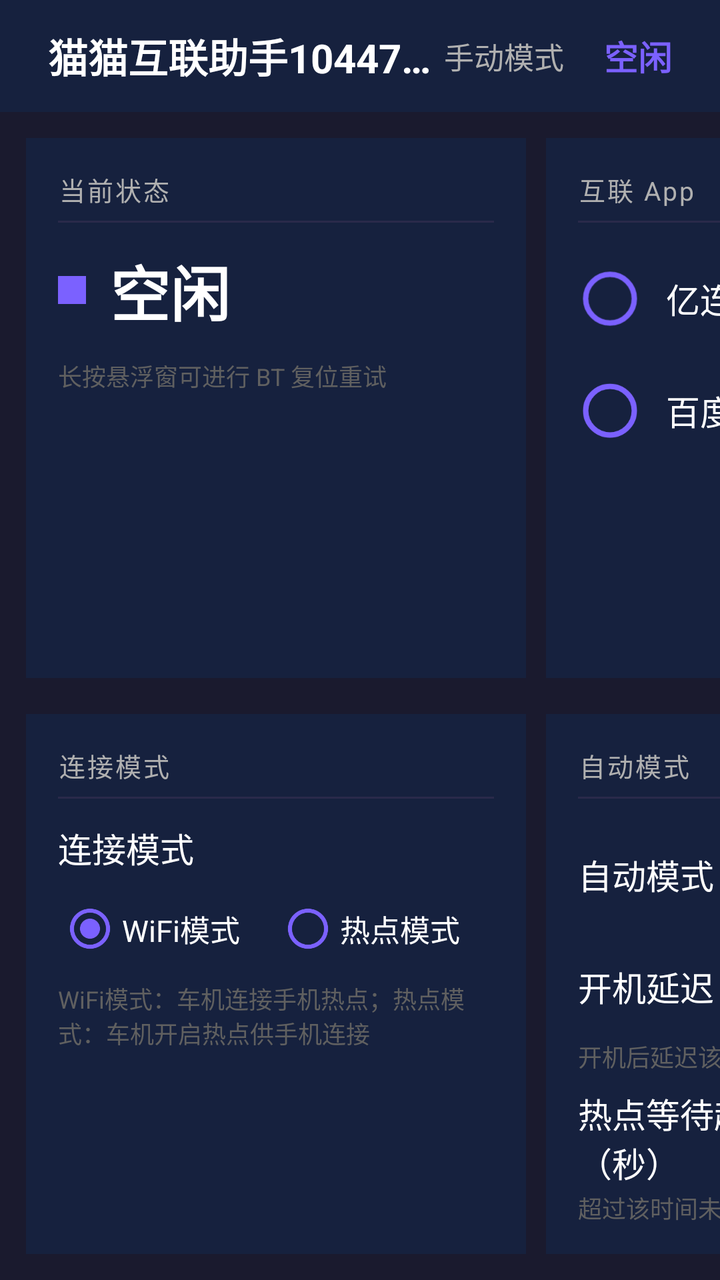
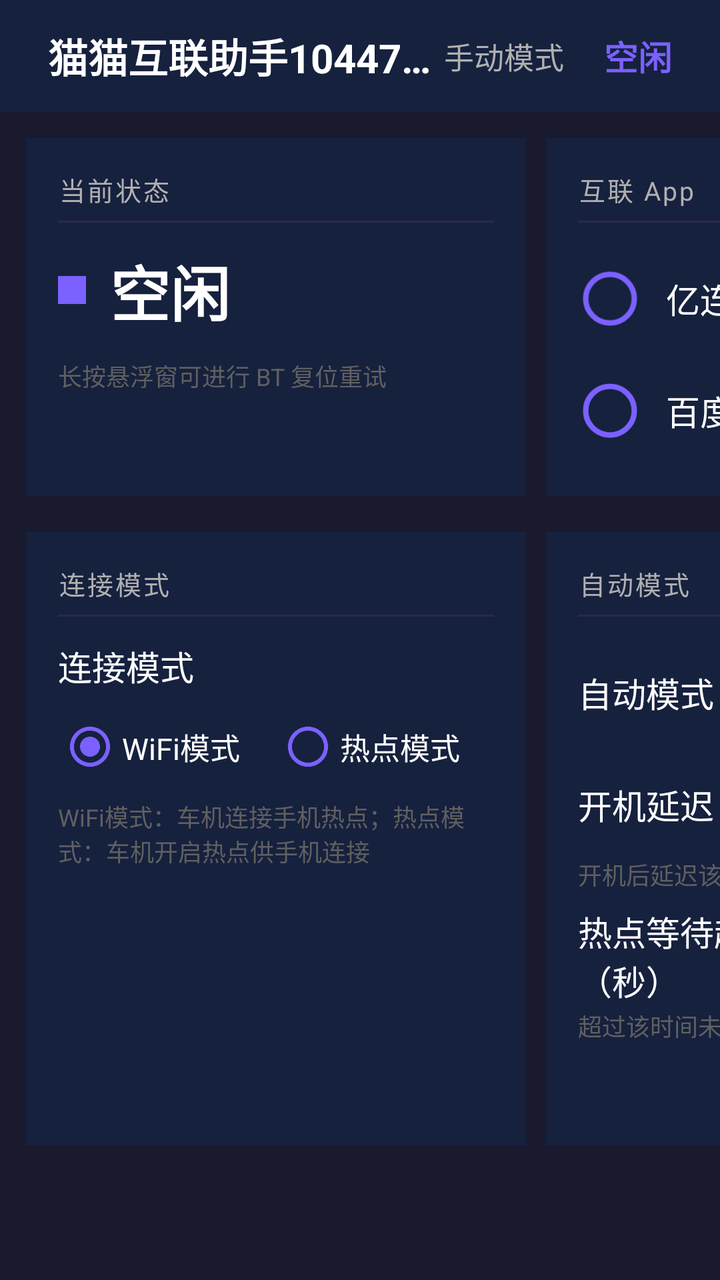

The first picture is an Android layout as it rendered before a commit; the second is the same layout after the commit. The layout source and the unified diff follow.
<!-- AndroidManifest.xml: application theme AppTheme -->
<!-- res/layout/activity_main.xml -->
<?xml version="1.0" encoding="utf-8"?>
<LinearLayout
    xmlns:android="http://schemas.android.com/apk/res/android"
    android:layout_width="match_parent"
    android:layout_height="match_parent"
    android:orientation="vertical"
    android:background="@color/bg_primary"
    android:fitsSystemWindows="true">

    
    <LinearLayout
        android:layout_width="match_parent"
        android:layout_height="wrap_content"
        android:orientation="horizontal"
        android:gravity="center_vertical"
        android:paddingStart="@dimen/topbar_padding_h"
        android:paddingEnd="@dimen/topbar_padding_h"
        android:paddingTop="8dp"
        android:paddingBottom="8dp"
        android:minHeight="@dimen/topbar_height"
        android:background="@color/bg_card">

        <TextView
            android:layout_width="0dp"
            android:layout_height="wrap_content"
            android:layout_weight="1"
            android:text="@string/app_name"
            android:textColor="@color/text_primary"
            android:textSize="@dimen/topbar_title_size"
            android:textStyle="bold"
            android:maxLines="1"
            android:ellipsize="end" />

        <TextView
            android:id="@+id/tvTopMode"
            android:layout_width="wrap_content"
            android:layout_height="wrap_content"
            android:text="@string/mode_manual"
            android:textColor="@color/text_secondary"
            android:textSize="@dimen/topbar_mode_size"
            android:layout_marginEnd="20dp"
            android:maxLines="1" />

        <TextView
            android:id="@+id/tvTopState"
            android:layout_width="wrap_content"
            android:layout_height="wrap_content"
            android:text="@string/state_idle"
            android:textColor="@color/state_idle"
            android:textSize="@dimen/topbar_state_size"
            android:textStyle="bold"
            android:maxLines="1" />

    </LinearLayout>

    
    <HorizontalScrollView
        android:layout_width="match_parent"
        android:layout_height="0dp"
        android:layout_weight="1"
        android:fillViewport="true"
        android:scrollbars="none">

        <LinearLayout
            android:layout_width="wrap_content"
            android:layout_height="match_parent"
            android:orientation="vertical"
            android:padding="@dimen/content_padding">

            
            <LinearLayout
                android:layout_width="wrap_content"
                android:layout_height="0dp"
                android:layout_weight="1"
                android:orientation="horizontal">

                
                <LinearLayout
                    android:layout_width="@dimen/card_width_normal"
                    android:layout_height="match_parent"
                    android:orientation="vertical"
                    android:background="@color/bg_card"
                    android:padding="@dimen/card_padding"
                    android:layout_margin="@dimen/card_margin">

                    <TextView
                        android:layout_width="wrap_content"
                        android:layout_height="wrap_content"
                        android:text="@string/section_status"
                        android:textColor="@color/text_secondary"
                        android:textSize="@dimen/text_section_title"
                        android:letterSpacing="0.08" />

                    <View
                        android:layout_width="match_parent"
                        android:layout_height="@dimen/divider_height"
                        android:background="@color/divider"
                        android:layout_marginTop="@dimen/section_divider_margin_top"
                        android:layout_marginBottom="@dimen/section_divider_margin_bottom" />

                    <LinearLayout
                        android:layout_width="match_parent"
                        android:layout_height="wrap_content"
                        android:orientation="horizontal"
                        android:gravity="center_vertical">

                        <View
                            android:id="@+id/vStatusDot"
                            android:layout_width="@dimen/status_dot_size"
                            android:layout_height="@dimen/status_dot_size"
                            android:background="@color/state_idle" />

                        <TextView
                            android:id="@+id/tvStateName"
                            android:layout_width="wrap_content"
                            android:layout_height="wrap_content"
                            android:text="@string/state_idle"
                            android:textColor="@color/text_primary"
                            android:textSize="@dimen/text_state_big"
                            android:textStyle="bold"
                            android:layout_marginStart="12dp" />

                    </LinearLayout>

                    <TextView
                        android:id="@+id/tvStatusHint"
                        android:layout_width="match_parent"
                        android:layout_height="wrap_content"
                        android:text="@string/msg_tip_longpress"
                        android:textColor="@color/text_hint"
                        android:textSize="@dimen/text_hint"
                        android:layout_marginTop="12dp" />

                </LinearLayout>

                
                <LinearLayout
                    android:layout_width="@dimen/card_width_normal"
                    android:layout_height="match_parent"
                    android:orientation="vertical"
                    android:background="@color/bg_card"
                    android:padding="@dimen/card_padding"
                    android:layout_margin="@dimen/card_margin">

                    <TextView
                        android:layout_width="wrap_content"
                        android:layout_height="wrap_content"
                        android:text="@string/section_app"
                        android:textColor="@color/text_secondary"
                        android:textSize="@dimen/text_section_title"
                        android:letterSpacing="0.08" />

                    <View
                        android:layout_width="match_parent"
                        android:layout_height="@dimen/divider_height"
                        android:background="@color/divider"
                        android:layout_marginTop="@dimen/section_divider_margin_top"
                        android:layout_marginBottom="@dimen/section_divider_margin_bottom" />

                    <TextView
                        android:id="@+id/tvNoAppWarning"
                        android:layout_width="match_parent"
                        android:layout_height="wrap_content"
                        android:text="@string/msg_no_app"
                        android:textColor="@color/text_warning"
                        android:textSize="15sp"
                        android:visibility="gone" />

                    <LinearLayout
                        android:id="@+id/rowYilian"
                        android:layout_width="match_parent"
                        android:layout_height="@dimen/row_height"
                        android:orientation="horizontal"
                        android:gravity="center_vertical">

                        <RadioButton
                            android:id="@+id/rbYilian"
                            android:layout_width="wrap_content"
                            android:layout_height="wrap_content"
                            android:buttonTint="@color/color_primary"
                            android:scaleX="1.35"
                            android:scaleY="1.35" />

                        <TextView
                            android:id="@+id/tvYilianLabel"
                            android:layout_width="0dp"
                            android:layout_height="wrap_content"
                            android:layout_weight="1"
                            android:text="@string/app_label_yilian"
                            android:textColor="@color/text_primary"
                            android:textSize="@dimen/text_label"
                            android:layout_marginStart="12dp" />

                        <TextView
                            android:id="@+id/tvYilianInstalled"
                            android:layout_width="wrap_content"
                            android:layout_height="wrap_content"
                            android:textSize="@dimen/text_label"
                            android:textColor="@color/text_hint" />

                    </LinearLayout>

                    <LinearLayout
                        android:id="@+id/rowBaidu"
                        android:layout_width="match_parent"
                        android:layout_height="@dimen/row_height"
                        android:orientation="horizontal"
                        android:gravity="center_vertical"
                        android:layout_marginTop="@dimen/item_margin_top">

                        <RadioButton
                            android:id="@+id/rbBaidu"
                            android:layout_width="wrap_content"
                            android:layout_height="wrap_content"
                            android:buttonTint="@color/color_primary"
                            android:scaleX="1.35"
                            android:scaleY="1.35" />

                        <TextView
                            android:id="@+id/tvBaiduLabel"
                            android:layout_width="0dp"
                            android:layout_height="wrap_content"
                            android:layout_weight="1"
                            android:text="@string/app_label_baidu"
                            android:textColor="@color/text_primary"
                            android:textSize="@dimen/text_label"
                            android:layout_marginStart="12dp" />

                        <TextView
                            android:id="@+id/tvBaiduInstalled"
                            android:layout_width="wrap_content"
                            android:layout_height="wrap_content"
                            android:textSize="@dimen/text_label"
                            android:textColor="@color/text_hint" />

                    </LinearLayout>

                </LinearLayout>

                
                <LinearLayout
                    android:layout_width="@dimen/card_width_normal"
                    android:layout_height="match_parent"
                    android:orientation="vertical"
                    android:background="@color/bg_card"
                    android:padding="@dimen/card_padding"
                    android:layout_margin="@dimen/card_margin">

                    <TextView
                        android:layout_width="wrap_content"
                        android:layout_height="wrap_content"
                        android:text="@string/section_hotspot"
                        android:textColor="@color/text_secondary"
                        android:textSize="@dimen/text_section_title"
                        android:letterSpacing="0.08" />

                    <View
                        android:layout_width="match_parent"
                        android:layout_height="@dimen/divider_height"
                        android:background="@color/divider"
                        android:layout_marginTop="@dimen/section_divider_margin_top"
                        android:layout_marginBottom="@dimen/section_divider_margin_bottom" />

                    <TextView
                        android:layout_width="wrap_content"
                        android:layout_height="wrap_content"
                        android:text="@string/label_ssid"
                        android:textColor="@color/text_primary"
                        android:textSize="@dimen/text_label" />

                    <LinearLayout
                        android:layout_width="match_parent"
                        android:layout_height="wrap_content"
                        android:orientation="horizontal"
                        android:layout_marginTop="10dp">

                        <EditText
                            android:id="@+id/etSsid"
                            android:layout_width="0dp"
                            android:layout_height="@dimen/input_height"
                            android:layout_weight="1"
                            android:background="@color/bg_input"
                            android:textColor="@color/text_primary"
                            android:textColorHint="@color/text_hint"
                            android:hint="@string/msg_ssid_hint"
                            android:textSize="@dimen/text_input"
                            android:paddingStart="@dimen/input_padding_h"
                            android:paddingEnd="@dimen/input_padding_h"
                            android:singleLine="true"
                            android:inputType="text" />

                        <Button
                            android:id="@+id/btnSsidPick"
                            android:layout_width="56dp"
                            android:layout_height="@dimen/input_height"
                            android:text="&#9660;"
                            android:textColor="@color/text_primary"
                            android:textSize="@dimen/text_input"
                            android:background="@color/bg_card_highlight"
                            android:padding="0dp"
                            android:layout_marginStart="6dp" />

                    </LinearLayout>

                    <TextView
                        android:layout_width="wrap_content"
                        android:layout_height="wrap_content"
                        android:text="@string/desc_ssid"
                        android:textColor="@color/text_hint"
                        android:textSize="@dimen/text_hint"
                        android:layout_marginTop="8dp" />

                </LinearLayout>

            </LinearLayout>

            
            <View
                android:layout_width="match_parent"
                android:layout_height="@dimen/row_gap" />

            
            <LinearLayout
                android:layout_width="wrap_content"
                android:layout_height="0dp"
                android:layout_weight="1"
                android:orientation="horizontal">

                
                <LinearLayout
                    android:layout_width="@dimen/card_width_normal"
                    android:layout_height="match_parent"
                    android:orientation="vertical"
                    android:background="@color/bg_card"
                    android:padding="@dimen/card_padding"
                    android:layout_margin="@dimen/card_margin">

                    <TextView
                        android:layout_width="wrap_content"
                        android:layout_height="wrap_content"
                        android:text="@string/section_connect_mode"
                        android:textColor="@color/text_secondary"
                        android:textSize="@dimen/text_section_title"
                        android:letterSpacing="0.08" />

                    <View
                        android:layout_width="match_parent"
                        android:layout_height="@dimen/divider_height"
                        android:background="@color/divider"
                        android:layout_marginTop="@dimen/section_divider_margin_top"
                        android:layout_marginBottom="@dimen/section_divider_margin_bottom" />

                    <TextView
                        android:layout_width="wrap_content"
                        android:layout_height="wrap_content"
                        android:text="@string/label_connect_mode"
                        android:textColor="@color/text_primary"
                        android:textSize="@dimen/text_label" />

                    <RadioGroup
                        android:id="@+id/rgConnectMode"
                        android:layout_width="match_parent"
                        android:layout_height="wrap_content"
                        android:orientation="horizontal"
                        android:layout_marginTop="12dp">

                        <RadioButton
                            android:id="@+id/rbWifiMode"
                            android:layout_width="0dp"
                            android:layout_height="wrap_content"
                            android:layout_weight="1"
                            android:text="@string/mode_wifi"
                            android:textColor="@color/text_primary"
                            android:textSize="15sp"
                            android:buttonTint="@color/color_primary"
                            android:checked="true" />

                        <RadioButton
                            android:id="@+id/rbHotspotMode"
                            android:layout_width="0dp"
                            android:layout_height="wrap_content"
                            android:layout_weight="1"
                            android:text="@string/mode_hotspot"
                            android:textColor="@color/text_primary"
                            android:textSize="15sp"
                            android:buttonTint="@color/color_primary" />

                    </RadioGroup>

                    <TextView
                        android:layout_width="wrap_content"
                        android:layout_height="wrap_content"
                        android:text="@string/desc_connect_mode"
                        android:textColor="@color/text_hint"
                        android:textSize="@dimen/text_hint"
                        android:layout_marginTop="10dp" />

                </LinearLayout>

                
                <LinearLayout
                    android:layout_width="@dimen/card_width_normal"
                    android:layout_height="match_parent"
                    android:orientation="vertical"
                    android:background="@color/bg_card"
                    android:padding="@dimen/card_padding"
                    android:layout_margin="@dimen/card_margin">

                    <TextView
                        android:layout_width="wrap_content"
                        android:layout_height="wrap_content"
                        android:text="@string/section_auto"
                        android:textColor="@color/text_secondary"
                        android:textSize="@dimen/text_section_title"
                        android:letterSpacing="0.08" />

                    <View
                        android:layout_width="match_parent"
                        android:layout_height="@dimen/divider_height"
                        android:background="@color/divider"
                        android:layout_marginTop="@dimen/section_divider_margin_top"
                        android:layout_marginBottom="@dimen/section_divider_margin_bottom" />

                    
                    <LinearLayout
                        android:layout_width="match_parent"
                        android:layout_height="@dimen/row_height"
                        android:orientation="horizontal"
                        android:gravity="center_vertical">

                        <TextView
                            android:layout_width="0dp"
                            android:layout_height="wrap_content"
                            android:layout_weight="1"
                            android:text="@string/label_auto_mode"
                            android:textColor="@color/text_primary"
                            android:textSize="@dimen/text_label" />

                        <Switch
                            android:id="@+id/switchAutoMode"
                            android:layout_width="wrap_content"
                            android:layout_height="wrap_content"
                            android:scaleX="1.25"
                            android:scaleY="1.25" />

                    </LinearLayout>

                    
                    <LinearLayout
                        android:layout_width="match_parent"
                        android:layout_height="@dimen/row_height"
                        android:orientation="horizontal"
                        android:gravity="center_vertical"
                        android:layout_marginTop="@dimen/item_margin_top">

                        <TextView
                            android:layout_width="0dp"
                            android:layout_height="wrap_content"
                            android:layout_weight="1"
                            android:text="@string/label_boot_delay"
                            android:textColor="@color/text_primary"
                            android:textSize="@dimen/text_label" />

                        <EditText
                            android:id="@+id/etBootDelay"
                            android:layout_width="@dimen/input_width_small"
                            android:layout_height="44dp"
                            android:background="@color/bg_input"
                            android:textColor="@color/text_primary"
                            android:textSize="@dimen/text_input"
                            android:gravity="center"
                            android:inputType="number"
                            android:singleLine="true" />

                    </LinearLayout>

                    <TextView
                        android:layout_width="wrap_content"
                        android:layout_height="wrap_content"
                        android:text="@string/desc_boot_delay"
                        android:textColor="@color/text_hint"
                        android:textSize="@dimen/text_hint"
                        android:layout_marginBottom="@dimen/desc_margin_bottom" />

                    
                    <LinearLayout
                        android:layout_width="match_parent"
                        android:layout_height="@dimen/row_height"
                        android:orientation="horizontal"
                        android:gravity="center_vertical"
                        android:layout_marginTop="@dimen/item_margin_top">

                        <TextView
                            android:layout_width="0dp"
                            android:layout_height="wrap_content"
                            android:layout_weight="1"
                            android:text="@string/label_hotspot_timeout"
                            android:textColor="@color/text_primary"
                            android:textSize="@dimen/text_label" />

                        <EditText
                            android:id="@+id/etHotspotTimeout"
                            android:layout_width="@dimen/input_width_small"
                            android:layout_height="44dp"
                            android:background="@color/bg_input"
                            android:textColor="@color/text_primary"
                            android:textSize="@dimen/text_input"
                            android:gravity="center"
                            android:inputType="number"
                            android:singleLine="true" />

                    </LinearLayout>

                    <TextView
                        android:layout_width="wrap_content"
                        android:layout_height="wrap_content"
                        android:text="@string/desc_hotspot_timeout"
                        android:textColor="@color/text_hint"
                        android:textSize="@dimen/text_hint" />

                </LinearLayout>

                
                <LinearLayout
                    android:layout_width="@dimen/card_width_wide"
                    android:layout_height="match_parent"
                    android:orientation="vertical"
                    android:background="@color/bg_card"
                    android:padding="@dimen/card_padding"
                    android:layout_margin="@dimen/card_margin">

                    <TextView
                        android:layout_width="wrap_content"
                        android:layout_height="wrap_content"
                        android:text="@string/section_advanced"
                        android:textColor="@color/text_secondary"
                        android:textSize="@dimen/text_section_title"
                        android:letterSpacing="0.08" />

                    <View
                        android:layout_width="match_parent"
                        android:layout_height="@dimen/divider_height"
                        android:background="@color/divider"
                        android:layout_marginTop="@dimen/section_divider_margin_top"
                        android:layout_marginBottom="@dimen/section_divider_margin_bottom" />

                    
                    <LinearLayout
                        android:layout_width="match_parent"
                        android:layout_height="@dimen/row_height"
                        android:orientation="horizontal"
                        android:gravity="center_vertical">

                        <TextView
                            android:layout_width="0dp"
                            android:layout_height="wrap_content"
                            android:layout_weight="1"
                            android:text="@string/label_float_enabled"
                            android:textColor="@color/text_primary"
                            android:textSize="@dimen/text_label" />

                        <Switch
                            android:id="@+id/switchFloatEnabled"
                            android:layout_width="wrap_content"
                            android:layout_height="wrap_content"
                            android:scaleX="1.25"
                            android:scaleY="1.25" />

                    </LinearLayout>

                    
                    <LinearLayout
                        android:layout_width="match_parent"
                        android:layout_height="@dimen/row_height"
                        android:orientation="horizontal"
                        android:gravity="center_vertical"
                        android:layout_marginTop="@dimen/item_margin_top">

                        <TextView
                            android:layout_width="0dp"
                            android:layout_height="wrap_content"
                            android:layout_weight="1"
                            android:text="@string/label_float_size"
                            android:textColor="@color/text_primary"
                            android:textSize="@dimen/text_label" />

                        <EditText
                            android:id="@+id/etFloatSize"
                            android:layout_width="@dimen/input_width_small"
                            android:layout_height="44dp"
                            android:background="@color/bg_input"
                            android:textColor="@color/text_primary"
                            android:textSize="@dimen/text_input"
                            android:gravity="center"
                            android:inputType="number"
                            android:singleLine="true" />

                        <TextView
                            android:layout_width="wrap_content"
                            android:layout_height="wrap_content"
                            android:text=" dp"
                            android:textColor="@color/text_secondary"
                            android:textSize="13sp" />

                    </LinearLayout>

                    <TextView
                        android:id="@+id/tvFloatPosition"
                        android:layout_width="match_parent"
                        android:layout_height="wrap_content"
                        android:textColor="@color/text_hint"
                        android:textSize="@dimen/text_hint"
                        android:layout_marginTop="2dp"
                        android:layout_marginBottom="@dimen/desc_margin_bottom" />

                    
                    <LinearLayout
                        android:layout_width="match_parent"
                        android:layout_height="@dimen/row_height"
                        android:orientation="horizontal"
                        android:gravity="center_vertical"
                        android:layout_marginTop="@dimen/item_margin_top">

                        <TextView
                            android:layout_width="0dp"
                            android:layout_height="wrap_content"
                            android:layout_weight="1"
                            android:text="@string/label_boot_start"
                            android:textColor="@color/text_primary"
                            android:textSize="@dimen/text_label" />

                        <Switch
                            android:id="@+id/switchBootStart"
                            android:layout_width="wrap_content"
                            android:layout_height="wrap_content"
                            android:scaleX="1.25"
                            android:scaleY="1.25" />

                    </LinearLayout>

                    <Button
                        android:id="@+id/btnGrantOverlay"
                        android:layout_width="match_parent"
                        android:layout_height="@dimen/button_height"
                        android:layout_marginTop="10dp"
                        android:text="@string/perm_overlay_title"
                        android:textColor="@color/text_primary"
                        android:textSize="@dimen/text_button"
                        android:background="@color/btn_danger"
                        android:visibility="gone" />

                    <Button
                        android:id="@+id/btnViewDisclaimer"
                        android:layout_width="match_parent"
                        android:layout_height="@dimen/button_height"
                        android:layout_marginTop="8dp"
                        android:text="@string/btn_view_disclaimer"
                        android:textColor="@color/text_secondary"
                        android:textSize="@dimen/text_button"
                        android:background="@color/transparent" />

                </LinearLayout>

            </LinearLayout>

        </LinearLayout>

    </HorizontalScrollView>

</LinearLayout>
<!-- resources referenced by this layout -->
<resources>
  <color name="bg_card">#16213E</color>
  <color name="bg_card_highlight">#0F3460</color>
  <color name="bg_input">#0D0D1A</color>
  <color name="bg_primary">#1A1A2E</color>
  <color name="btn_danger">#EF5350</color>
  <color name="color_primary">#7B61FF</color>
  <color name="divider">#2A2A4A</color>
  <color name="state_idle">#7B61FF</color>
  <color name="text_hint">#606060</color>
  <color name="text_primary">#FFFFFFFF</color>
  <color name="text_secondary">#B0B0B0</color>
  <color name="text_warning">#EF5350</color>
  <color name="transparent">#00000000</color>
  <dimen name="button_height">44dp</dimen>
  <dimen name="card_margin">5dp</dimen>
  <dimen name="card_padding">16dp</dimen>
  <dimen name="card_width_normal">250dp</dimen>
  <dimen name="card_width_wide">270dp</dimen>
  <dimen name="content_padding">8dp</dimen>
  <dimen name="desc_margin_bottom">2dp</dimen>
  <dimen name="divider_height">1dp</dimen>
  <dimen name="input_height">48dp</dimen>
  <dimen name="input_padding_h">10dp</dimen>
  <dimen name="input_width_small">80dp</dimen>
  <dimen name="item_margin_top">4dp</dimen>
  <dimen name="row_gap">8dp</dimen>
  <dimen name="row_height">52dp</dimen>
  <dimen name="section_divider_margin_bottom">12dp</dimen>
  <dimen name="section_divider_margin_top">6dp</dimen>
  <dimen name="status_dot_size">14dp</dimen>
  <dimen name="text_button">14sp</dimen>
  <dimen name="text_hint">12sp</dimen>
  <dimen name="text_input">15sp</dimen>
  <dimen name="text_label">17sp</dimen>
  <dimen name="text_section_title">13sp</dimen>
  <dimen name="text_state_big">30sp</dimen>
  <dimen name="topbar_height">56dp</dimen>
  <dimen name="topbar_mode_size">15sp</dimen>
  <dimen name="topbar_padding_h">24dp</dimen>
  <dimen name="topbar_state_size">17sp</dimen>
  <dimen name="topbar_title_size">20sp</dimen>
  <string name="app_label_baidu">百度 CarLife</string>
  <string name="app_label_yilian">亿连手机互联</string>
  <string name="app_name">猫猫互联助手1044783222群</string>
  <string name="btn_view_disclaimer">查看声明</string>
  <string name="desc_boot_delay">开机后延迟该秒数自动开始互联流程</string>
  <string name="desc_connect_mode">WiFi模式：车机连接手机热点；热点模式：车机开启热点供手机连接</string>
  <string name="desc_hotspot_timeout">超过该时间未连上热点则显示超时</string>
  <string name="desc_ssid">选择已保存或手动输入</string>
  <string name="label_auto_mode">自动模式</string>
  <string name="label_boot_delay">开机延迟（秒）</string>
  <string name="label_boot_start">开机自启</string>
  <string name="label_connect_mode">连接模式</string>
  <string name="label_float_enabled">显示悬浮窗</string>
  <string name="label_float_size">悬浮窗大小</string>
  <string name="label_hotspot_timeout">热点等待超时（秒）</string>
  <string name="label_ssid">目标热点 SSID</string>
  <string name="mode_hotspot">热点模式</string>
  <string name="mode_manual">手动模式</string>
  <string name="mode_wifi">WiFi模式</string>
  <string name="msg_no_app">未检测到互联 App</string>
  <string name="msg_ssid_hint">请输入或选择 SSID</string>
  <string name="msg_tip_longpress">长按悬浮窗可进行 BT 复位重试</string>
  <string name="perm_overlay_title">悬浮窗权限</string>
  <string name="section_advanced">高级</string>
  <string name="section_app">互联 App</string>
  <string name="section_auto">自动模式</string>
  <string name="section_connect_mode">连接模式</string>
  <string name="section_hotspot">热点设置</string>
  <string name="section_status">当前状态</string>
  <string name="state_idle">空闲</string>
  <!-- unchanged entries left out for length: 1 -->
</resources>

<!-- the commit's change to res/layout/activity_main.xml (unified diff, before → after) -->
@@ -61,17 +61,22 @@
         android:fillViewport="true"
         android:scrollbars="none">
 
-        <LinearLayout
+        <ScrollView
             android:layout_width="wrap_content"
             android:layout_height="match_parent"
-            android:orientation="vertical"
-            android:padding="@dimen/content_padding">
+            android:fillViewport="true"
+            android:scrollbars="none">
+
+            <LinearLayout
+                android:layout_width="wrap_content"
+                android:layout_height="wrap_content"
+                android:orientation="vertical"
+                android:padding="@dimen/content_padding">
 
             
             <LinearLayout
                 android:layout_width="wrap_content"
-                android:layout_height="0dp"
-                android:layout_weight="1"
+                android:layout_height="wrap_content"
                 android:orientation="horizontal">
 
                 
@@ -322,8 +327,7 @@
             
             <LinearLayout
                 android:layout_width="wrap_content"
-                android:layout_height="0dp"
-                android:layout_weight="1"
+                android:layout_height="wrap_content"
                 android:orientation="horizontal">
 
                 
@@ -665,6 +669,8 @@
 
         </LinearLayout>
 
+        </ScrollView>
+
     </HorizontalScrollView>
 
 </LinearLayout>
